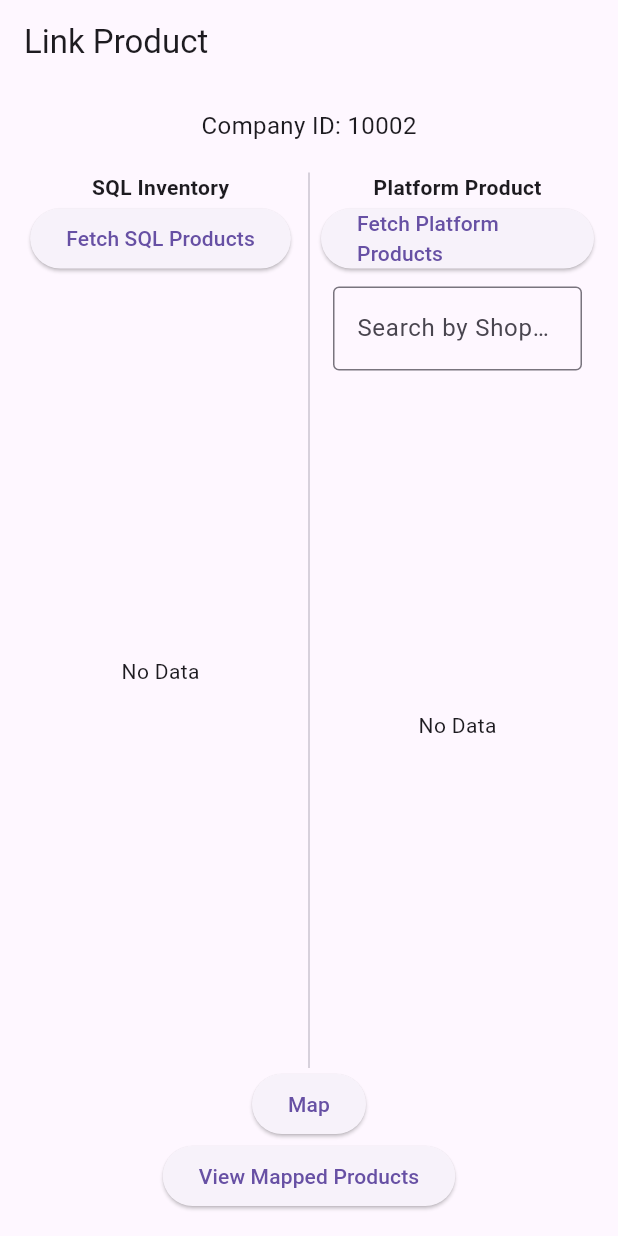
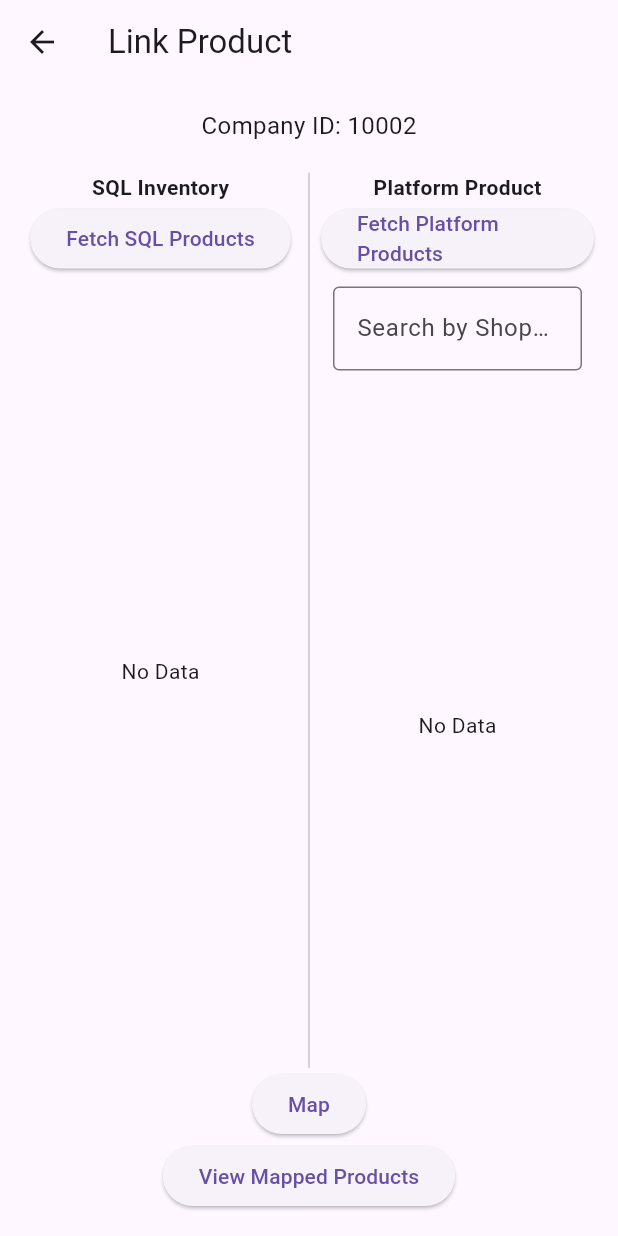
Before and after one commit to EAWA-IAMTeam/Ecommerce-Product, a Flutter app: the screen it shows after launch, on a phone screen of 412 x 824 dp. Run offline on Flutter 3.47's test engine with Material 3 defaults, Android fonts, the phone set to English and light mode, and no system bars; missing offline and left inert: dart:html.

```diff
--- a/product/lib/MappedProductsPage.dart
+++ b/product/lib/MappedProductsPage.dart
@@ -5,7 +5,7 @@ import 'dart:convert';
 class MappedProductsPage extends StatefulWidget {
   final int storeId; // Pass storeId as parameter to the page
 
-  MappedProductsPage({required this.storeId});
+  const MappedProductsPage({super.key, required this.storeId});
 
   @override
   _MappedProductsPageState createState() => _MappedProductsPageState();
--- a/product/lib/link_product.dart
+++ b/product/lib/link_product.dart
@@ -1,11 +1,15 @@
 import 'package:flutter/material.dart';
+import 'package:url_launcher/url_launcher.dart';
 import 'config.dart';
 import 'services.dart';
 import 'sql_product.dart';
 import 'platform_product.dart';
 import 'MappedProductsPage.dart';
+import 'dart:html' as html;
 
 class LinkProductPage extends StatefulWidget {
+  const LinkProductPage({super.key});
+
   @override
   _LinkProductPageState createState() => _LinkProductPageState();
 }
@@ -62,7 +66,15 @@ class _LinkProductPageState extends State<LinkProductPage> {
   @override
   Widget build(BuildContext context) {
     return Scaffold(
-      appBar: AppBar(title: Text('Link Product')),
+      appBar: AppBar(
+        title: Text('Link Product'),
+        leading: IconButton(
+          icon: Icon(Icons.arrow_back),
+          onPressed: () {
+            html.window.location.href = 'http://localhost:3001';
+          },
+        ),
+      ),
       body: Padding(
         padding: const EdgeInsets.all(16.0),
         child: Column(
--- a/product/lib/main.dart
+++ b/product/lib/main.dart
@@ -6,6 +6,8 @@ void main() {
 }
 
 class MyApp extends StatelessWidget {
+  const MyApp({super.key});
+
   @override
   Widget build(BuildContext context) {
     return MaterialApp(
--- a/product/lib/platform_product.dart
+++ b/product/lib/platform_product.dart
@@ -7,7 +7,7 @@ class PlatformProductList extends StatelessWidget {
   final Function(dynamic) onSelect;
   final Function(String) onSearch;
 
-  PlatformProductList({
+  const PlatformProductList({super.key,
     required this.products,
     required this.onFetch,
     required this.selectedProducts,
--- a/product/lib/sql_product.dart
+++ b/product/lib/sql_product.dart
@@ -6,7 +6,7 @@ class SQLProductList extends StatelessWidget {
   final dynamic selectedProduct;
   final Function(dynamic) onSelect;
 
-  SQLProductList({
+  const SQLProductList({super.key,
     required this.products,
     required this.onFetch,
     required this.selectedProduct,
--- a/product/pubspec.yaml
+++ b/product/pubspec.yaml
@@ -36,6 +36,7 @@ dependencies:
   cupertino_icons: ^1.0.8
   http: ^1.3.0
   html: ^0.15.5
+  url_launcher: ^6.3.1
 
 dev_dependencies:
   flutter_test:
```
Also changed, not shown: product/pubspec.lock, 5 other files.
